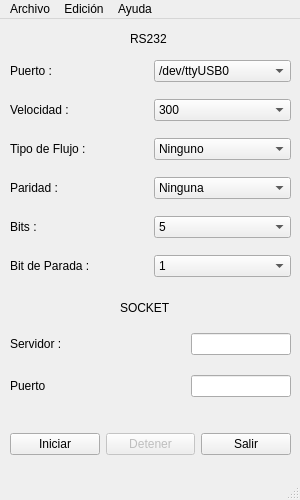
Before: the Qt Designer form RS232/GUIAdaptador.ui in vialrogo/pbx-viewer, drawn with Qt 5.
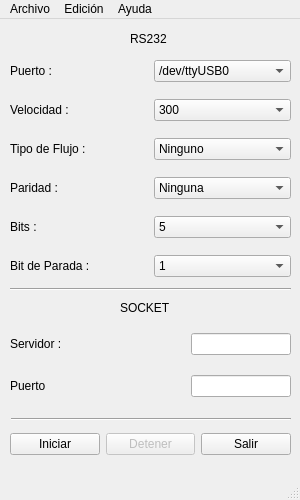
After: the same form once the commit is applied.

Commit message: Adaptador pulido,TODO:texto acerca DE y traducciones

The edit to the form file:
```diff
--- a/RS232/GUIAdaptador.ui
+++ b/RS232/GUIAdaptador.ui
@@ -377,6 +377,32 @@
      <string>RS232</string>
     </property>
    </widget>
+   <widget class="Line" name="line">
+    <property name="geometry">
+     <rect>
+      <x>10</x>
+      <y>260</y>
+      <width>281</width>
+      <height>20</height>
+     </rect>
+    </property>
+    <property name="orientation">
+     <enum>Qt::Horizontal</enum>
+    </property>
+   </widget>
+   <widget class="Line" name="line_2">
+    <property name="geometry">
+     <rect>
+      <x>11</x>
+      <y>390</y>
+      <width>280</width>
+      <height>20</height>
+     </rect>
+    </property>
+    <property name="orientation">
+     <enum>Qt::Horizontal</enum>
+    </property>
+   </widget>
   </widget>
   <widget class="QMenuBar" name="menubar">
    <property name="geometry">
```
Left out of the diff: 59 changed lines with no effect on the pictures. The commit also changes 6 other files.
